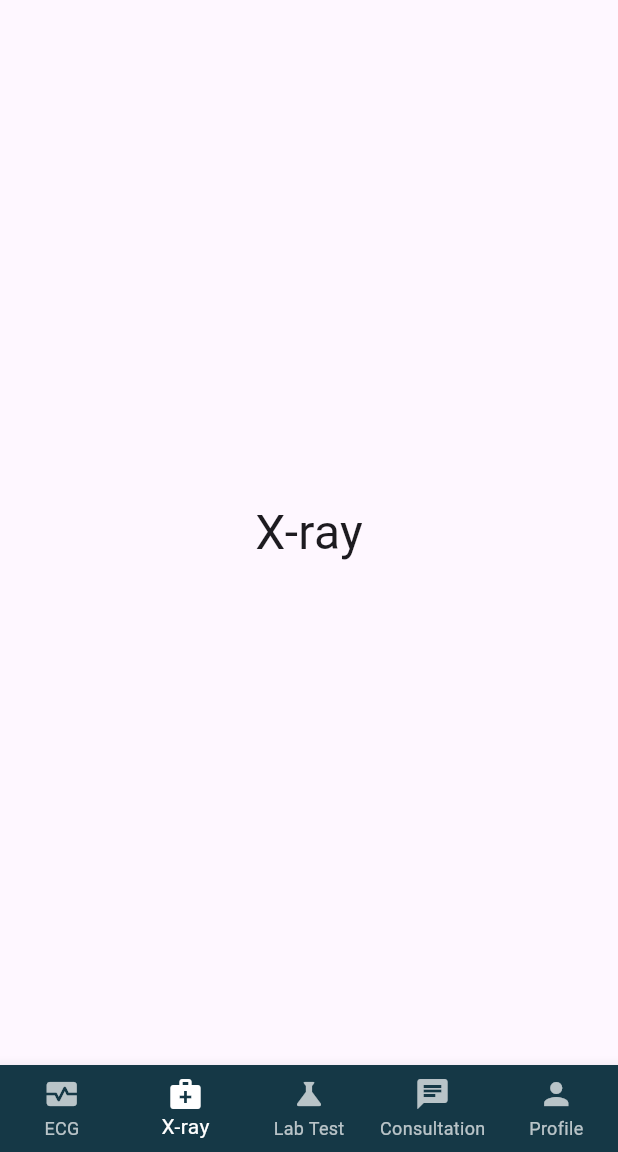
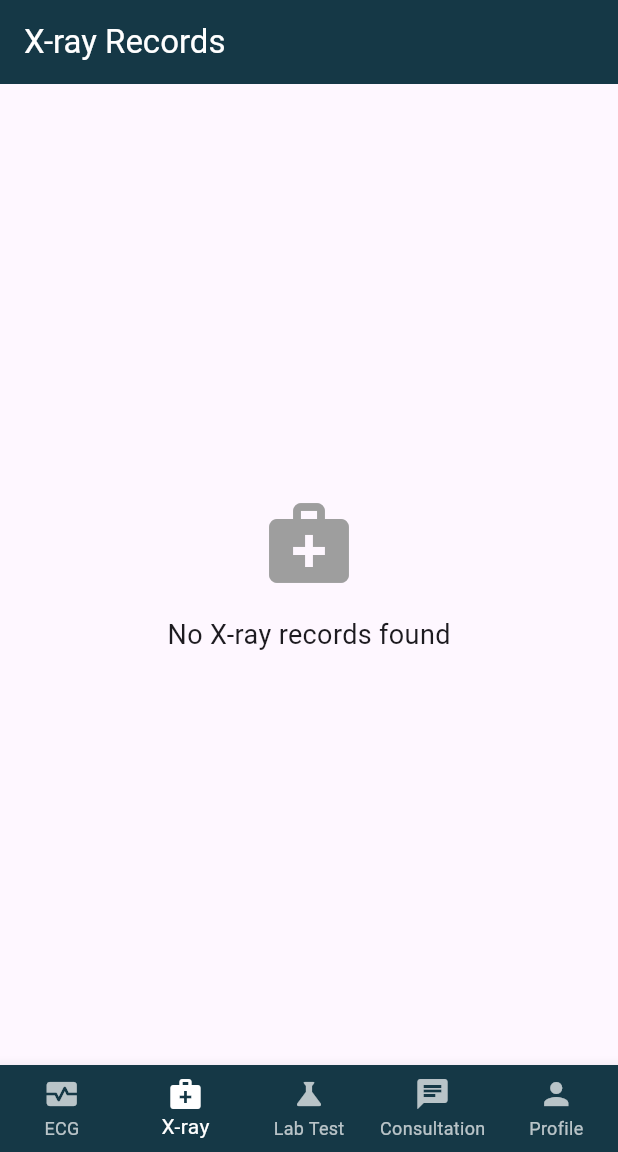
Before and after one commit to FGonzales-Dev/sr-tesoro-mobile, a Flutter app: the DashboardScreen screen opened directly, item 2 of the bottom bar chosen, on a phone screen of 412 x 824 dp, the part 84-1236 px from its top. Run offline on Flutter 3.47's test engine with Material 3 defaults, Android fonts, the phone set to English and light mode, and no system bars; our stand-ins replace connectivity_plus, dio, flutter_riverpod.

Commit message:
added xray

```diff
--- /dev/null
+++ b/lib/domain/entities/xray.dart
@@ -0,0 +1,39 @@
+class Xray {
+  final int id;
+  final String xrayNumber;
+  final int patient;
+  final int doctor;
+  final String doctorName;
+  final String requestingPhysician;
+  final int radiologicTechnologist;
+  final String radiologicTechnologistName;
+  final String? image;
+  final String? imageUrl;
+  final int xrayType;
+  final String xrayTypeName;
+  final String interpretation;
+  final String status;
+  final String createdAt;
+  final String updatedAt;
+  final int createdBy;
+
+  const Xray({
+    required this.id,
+    required this.xrayNumber,
+    required this.patient,
+    required this.doctor,
+    required this.doctorName,
+    required this.requestingPhysician,
+    required this.radiologicTechnologist,
+    required this.radiologicTechnologistName,
+    this.image,
+    this.imageUrl,
+    required this.xrayType,
+    required this.xrayTypeName,
+    required this.interpretation,
+    required this.status,
+    required this.createdAt,
+    required this.updatedAt,
+    required this.createdBy,
+  });
+}
--- /dev/null
+++ b/lib/domain/usecases/get_xrays_usecase.dart
@@ -0,0 +1,5 @@
+import '../../domain/entities/xray.dart';
+
+abstract class GetXraysUseCase {
+  Future<List<Xray>> getXrays(String accessToken);
+}
--- a/lib/presentation/screens/dashboard/dashboard_screen.dart
+++ b/lib/presentation/screens/dashboard/dashboard_screen.dart
@@ -2,6 +2,7 @@ import 'package:flutter/material.dart';
 import 'package:stmdc_patient_app/presentation/screens/consultation/consultation_tab.dart';
 import 'package:stmdc_patient_app/presentation/screens/ecg/ecg_tab.dart';
 import 'package:stmdc_patient_app/presentation/screens/lab_tests/lab_test_tab.dart';
+import 'package:stmdc_patient_app/presentation/screens/xray/xray_tab.dart';
 
 class DashboardScreen extends StatefulWidget {
   const DashboardScreen({super.key});
@@ -15,7 +16,7 @@ class _DashboardScreenState extends State<DashboardScreen> {
 
   static final List<Widget> _pages = <Widget>[
     const EcgTab(),
-    const Center(child: Text('X-ray', style: TextStyle(fontSize: 32))),
+    const XrayTab(),
     const LabTestTab(),
     const ConsultationTab(),
     const Center(child: Text('Profile', style: TextStyle(fontSize: 32))),
--- /dev/null
+++ b/lib/presentation/screens/xray/xray_list_screen.dart
@@ -0,0 +1,118 @@
+import 'package:flutter/material.dart';
+import 'package:flutter_riverpod/flutter_riverpod.dart';
+import '../../../../providers/providers.dart';
+import '../../../../domain/entities/xray.dart';
+import 'xray_detail_screen.dart';
+
+class XrayListScreen extends ConsumerStatefulWidget {
+  const XrayListScreen({Key? key}) : super(key: key);
+
+  @override
+  ConsumerState<XrayListScreen> createState() => _XrayListScreenState();
+}
+
+class _XrayListScreenState extends ConsumerState<XrayListScreen> {
+  @override
+  void initState() {
+    super.initState();
+    WidgetsBinding.instance.addPostFrameCallback((_) {
+      _loadXrayDataIfNeeded();
+    });
+  }
+
+  void _loadXrayDataIfNeeded() {
+    final xrayState = ref.read(xrayViewModelProvider);
+    final loginVM = ref.read(loginViewModelProvider.notifier);
+    final token = loginVM.accessToken;
+
+    print('Xray List init - Access token: ${token != null ? 'Present' : 'Null'}');
+    print('Xray List init - Current state: ${xrayState.runtimeType}');
+
+    if (token != null) {
+      print('Xray List: Fetching X-rays...');
+      ref.read(xrayViewModelProvider.notifier).fetchXrays(token);
+    } else {
+      print('Xray List: No access token available');
+    }
+  }
+
+  @override
+  Widget build(BuildContext context) {
+    final xrayState = ref.watch(xrayViewModelProvider);
+    print('Xray List build - State: ${xrayState.runtimeType}');
+
+    return Scaffold(
+      appBar: AppBar(
+        title: const Text('X-ray Records'),
+        backgroundColor: const Color(0xFF153846),
+        foregroundColor: Colors.white,
+      ),
+      body: xrayState.when(
+        data: (xrays) => xrays.isEmpty
+            ? const Center(
+                child: Column(
+                  mainAxisAlignment: MainAxisAlignment.center,
+                  children: [
+                    Icon(Icons.medical_services, size: 64, color: Colors.grey),
+                    SizedBox(height: 16),
+                    Text('No X-ray records found', style: TextStyle(fontSize: 18)),
+                  ],
+                ),
+              )
+            : ListView.builder(
+                padding: const EdgeInsets.all(16),
+                itemCount: xrays.length,
+                itemBuilder: (context, index) {
+                  final xray = xrays[index];
+                  return Card(
+                    margin: const EdgeInsets.only(bottom: 12),
+                    child: ListTile(
+                      leading: const Icon(Icons.medical_services, color: Color(0xFF153846)),
+                      title: Text('X-ray #${xray.xrayNumber}'),
+                      subtitle: Column(
+                        crossAxisAlignment: CrossAxisAlignment.start,
+                        children: [
+                          Text('Type: ${xray.xrayTypeName}'),
+                          Text('Doctor: ${xray.doctorName}'),
+                          Text('Status: ${xray.status}'),
+                          Text('Date: ${xray.createdAt.split('T')[0]}'),
+                        ],
+                      ),
+                      trailing: const Icon(Icons.arrow_forward_ios),
+                      onTap: () {
+                        Navigator.of(context).push(
+                          MaterialPageRoute(
+                            builder: (_) => XrayDetailScreen(xray: xray),
+                          ),
+                        );
+                      },
+                    ),
+                  );
+                },
+              ),
+        loading: () => const Center(child: CircularProgressIndicator()),
+        error: (error, stack) => Center(
+          child: Column(
+            mainAxisAlignment: MainAxisAlignment.center,
+            children: [
+              const Icon(Icons.error, size: 64, color: Colors.red),
+              const SizedBox(height: 16),
+              Text('Error: $error'),
+              const SizedBox(height: 16),
+              ElevatedButton(
+                onPressed: () {
+                  final loginVM = ref.read(loginViewModelProvider.notifier);
+                  final token = loginVM.accessToken;
+                  if (token != null) {
+                    ref.read(xrayViewModelProvider.notifier).refreshXrays(token);
+                  }
+                },
+                child: const Text('Retry'),
+              ),
+            ],
+          ),
+        ),
+      ),
+    );
+  }
+}
--- /dev/null
+++ b/lib/presentation/screens/xray/xray_tab.dart
@@ -0,0 +1,13 @@
+import 'package:flutter/material.dart';
+import 'xray_list_screen.dart';
+
+class XrayTab extends StatelessWidget {
+  const XrayTab({Key? key}) : super(key: key);
+
+  @override
+  Widget build(BuildContext context) {
+    return Scaffold(
+      body: const XrayListScreen(),
+    );
+  }
+}
--- a/lib/providers/providers.dart
+++ b/lib/providers/providers.dart
@@ -20,3 +20,6 @@ export 'lab_tests/pregnancy/pregnancy_viewmodel_provider.dart';
 export 'lab_tests/urinalysis/urinalysis_viewmodel_provider.dart';
 export 'lab_tests/ogtt/ogtt_viewmodel_provider.dart';
 export 'lab_tests/abo_blood_typing/abo_blood_typing_viewmodel_provider.dart';
+
+// X-ray providers
+export 'xray/xray_providers.dart';
--- /dev/null
+++ b/lib/providers/xray/xray_providers.dart
@@ -0,0 +1,32 @@
+import 'package:flutter_riverpod/flutter_riverpod.dart';
+import 'package:dio/dio.dart';
+import '../core/dio_provider.dart';
+import '../../domain/entities/xray.dart';
+import '../../data/datasources/xray_remote_data_source.dart';
+import '../../data/repositories_impl/xray_repository_impl.dart';
+import '../../data/usecases/get_xrays_usecase_impl.dart';
+import '../../presentation/viewmodels/xray/xray_viewmodel.dart';
+
+// Data Source Provider
+final xrayDataSourceProvider = Provider<XrayRemoteDataSource>((ref) {
+  final dio = ref.watch(dioProvider);
+  return XrayRemoteDataSource(dio: dio);
+});
+
+// Repository Provider
+final xrayRepositoryProvider = Provider<XrayRepositoryImpl>((ref) {
+  final dataSource = ref.watch(xrayDataSourceProvider);
+  return XrayRepositoryImpl(remoteDataSource: dataSource);
+});
+
+// Use Case Provider
+final xrayUseCaseProvider = Provider<GetXraysUseCaseImpl>((ref) {
+  final repository = ref.watch(xrayRepositoryProvider);
+  return GetXraysUseCaseImpl(repository: repository);
+});
+
+// ViewModel Provider
+final xrayViewModelProvider = StateNotifierProvider<XrayViewModel, AsyncValue<List<Xray>>>((ref) {
+  final useCase = ref.watch(xrayUseCaseProvider);
+  return XrayViewModel(useCase);
+});
```
Also changed, not shown: lib/data/datasources/xray_remote_data_source.dart (added, +31 -0 lines), lib/data/models/xray_model.dart (added, +67 -0 lines), lib/data/repositories_impl/xray_repository_impl.dart (added, +12 -0 lines), lib/data/usecases/get_xrays_usecase_impl.dart (added, +14 -0 lines), lib/presentation/screens/xray/xray_detail_screen.dart (added, +219 -0 lines), lib/presentation/viewmodels/xray/xray_viewmodel.dart (added, +32 -0 lines).
